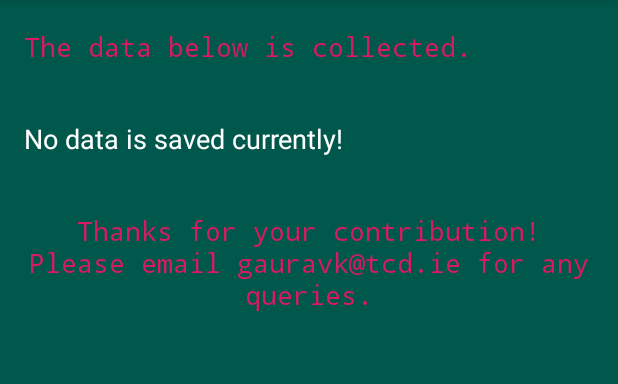
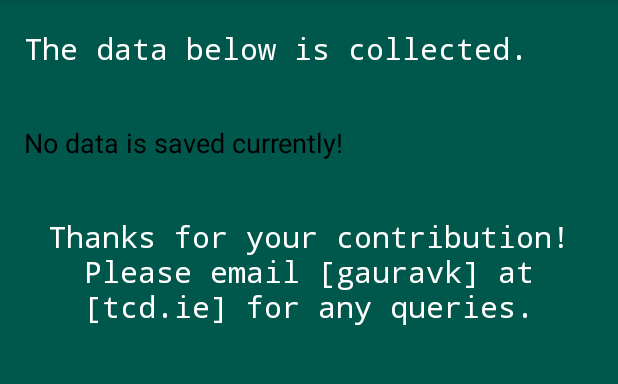
Before and after one commit to kulgaurav/NotificationLogger, an Android app: the screen it shows after launch (MainActivity), on a phone screen of 412 x 824 dp, the part 84-468 px from its top. Run offline under Robolectric (Android 15) with nearby library versions, the phone set to English and light mode, and no system bars.

Commit message:
Added ActivityRecognition

```diff
--- a/app/src/main/AndroidManifest.xml
+++ b/app/src/main/AndroidManifest.xml
@@ -30,6 +30,7 @@
         </service>
 
         <service android:name=".NotificationCollectorMonitorService"/>
+        <service android:name=".ActivityRecognitionListener"/>
 
     </application>
 
--- a/app/src/main/java/com/example/notificationloger/MainActivity.java
+++ b/app/src/main/java/com/example/notificationloger/MainActivity.java
@@ -1,14 +1,14 @@
 package com.example.notificationloger;
 
+import android.app.AlertDialog;
 import android.app.PendingIntent;
-import android.os.Bundle;
-import android.app.AlertDialog;
 import android.content.BroadcastReceiver;
 import android.content.ComponentName;
 import android.content.Context;
 import android.content.DialogInterface;
 import android.content.Intent;
 import android.content.IntentFilter;
+import android.os.Bundle;
 import android.provider.Settings;
 import android.text.TextUtils;
 import android.widget.TextView;
@@ -19,11 +19,10 @@ import androidx.annotation.Nullable;
 import androidx.appcompat.app.AppCompatActivity;
 
 import com.example.notificationloger.Entity.Notification;
-import com.example.notificationloger.Misc.Utils;
+import com.example.notificationloger.Misc.UtilsAndConst;
 import com.google.android.gms.common.ConnectionResult;
 import com.google.android.gms.common.api.GoogleApiClient;
 import com.google.android.gms.location.ActivityRecognition;
-import com.google.android.gms.location.ActivityRecognitionClient;
 
 public class MainActivity extends AppCompatActivity implements GoogleApiClient.ConnectionCallbacks, GoogleApiClient.OnConnectionFailedListener {
 
@@ -49,7 +48,7 @@ public class MainActivity extends AppCompatActivity implements GoogleApiClient.C
 
         dataCollectBroadcastReceiver = new DataCollectBroadcastReceiver();
         IntentFilter intentFilter = new IntentFilter();
-        intentFilter.addAction(Utils.INTENT_ACTION);
+        intentFilter.addAction(UtilsAndConst.INTENT_ACTION);
         registerReceiver(dataCollectBroadcastReceiver,intentFilter);
 
         startService(new Intent(this, NotificationCollectorMonitorService.class));
@@ -121,7 +120,7 @@ public class MainActivity extends AppCompatActivity implements GoogleApiClient.C
     public class DataCollectBroadcastReceiver extends BroadcastReceiver {
         @Override
         public void onReceive(Context context, Intent intent) {
-            Notification receivedNotification = intent.getParcelableExtra(Utils.NOTIFICATION_BUNDLE);
+            Notification receivedNotification = intent.getParcelableExtra(UtilsAndConst.NOTIFICATION_BUNDLE);
             if(receivedNotification != null)
                 postNotificationData(receivedNotification);
 
@@ -132,8 +131,8 @@ public class MainActivity extends AppCompatActivity implements GoogleApiClient.C
     public void onConnected(@Nullable Bundle bundle) {
         Intent intent = new Intent( this, ActivityRecognitionListener.class );
         PendingIntent pendingIntent = PendingIntent.getService( this, 0, intent, PendingIntent.FLAG_UPDATE_CURRENT );
-        ActivityRecognition.ActivityRecognitionApi.requestActivityUpdates( mApiClient, 3000, pendingIntent );
-        ActivityRecognitionClient activityRecognitionClient = ActivityRecognition.getClient(this.getApplicationContext());
+        ActivityRecognition.ActivityRecognitionApi.requestActivityUpdates( mApiClient, 30000, pendingIntent );
+        //ActivityRecognitionClient activityRecognitionClient = ActivityRecognition.getClient(this.getApplicationContext());
 
 
     }
--- a/app/src/main/res/layout/activity_main.xml
+++ b/app/src/main/res/layout/activity_main.xml
@@ -11,12 +11,12 @@
         android:layout_height="wrap_content"
         android:text="@string/data_collection_description"
         android:id="@+id/tv_data_collection_description"
-        android:textColor="@color/colorAccent"
+        android:textColor="@color/colorWhite"
         android:layout_marginTop="18.5dp"
         android:layout_marginRight="16dp"
         android:layout_marginLeft="16dp"
         android:layout_marginBottom="18dp"
-        android:textSize="18sp"
+        android:textSize="20sp"
         android:typeface="monospace"
         />
 
@@ -25,7 +25,7 @@
         android:layout_height="wrap_content"
         android:text="@string/notification_logo"
         android:id="@+id/tv_show_data"
-        android:textColor="@color/colorWhite"
+        android:textColor="@color/colorBlack"
         android:layout_marginTop="18.5dp"
         android:layout_marginRight="16dp"
         android:layout_marginLeft="16dp"
@@ -44,8 +44,8 @@
         android:layout_marginBottom="18dp"
         android:text="@string/data_thanks"
         android:textAlignment="center"
-        android:textColor="@color/colorAccent"
-        android:textSize="18sp"
+        android:textColor="@color/colorWhite"
+        android:textSize="20sp"
         android:typeface="monospace" />
 
 
--- a/app/src/main/res/values/strings.xml
+++ b/app/src/main/res/values/strings.xml
@@ -3,13 +3,13 @@
 
     <string name="service_label">NotificationListenerExampleService</string>
     <string name="data_collection_description">The data below is collected.</string>
-    <string name="data_thanks">Thanks for your contribution! Please email gauravk@tcd.ie for any queries.</string>
+    <string name="data_thanks">Thanks for your contribution! Please email [gauravk] at [tcd.ie] for any queries.</string>
 
     <!-- Placeholder string for if no data is saved -->
     <string name="notification_logo">No data is saved currently!</string>
 
     <!-- Strings related to the Alert Dialog -->
-    <string name="notification_listener_service">"Notification Listener Service"</string>
+    <string name="notification_listener_service">"Required: Notification Listener Service"</string>
     <string name="notification_listener_service_explanation">"For this app to work you need to enable the Notification Listener Service. Enable it now?"</string>
     <string name="yes">Yes</string>
     <string name="no">No</string>
```
Also changed, not shown: app/src/main/java/com/example/notificationloger/ActivityRecognitionListener.java (+28 -29 lines), app/src/main/java/com/example/notificationloger/Entity/Notification.java (+16 -20 lines), app/src/main/java/com/example/notificationloger/Misc/UtilsAndConst.java (renamed from app/src/main/java/com/example/notificationloger/Misc/Utils.java, +6 -1 lines), app/src/main/java/com/example/notificationloger/NotificationListener.java (+12 -11 lines).
